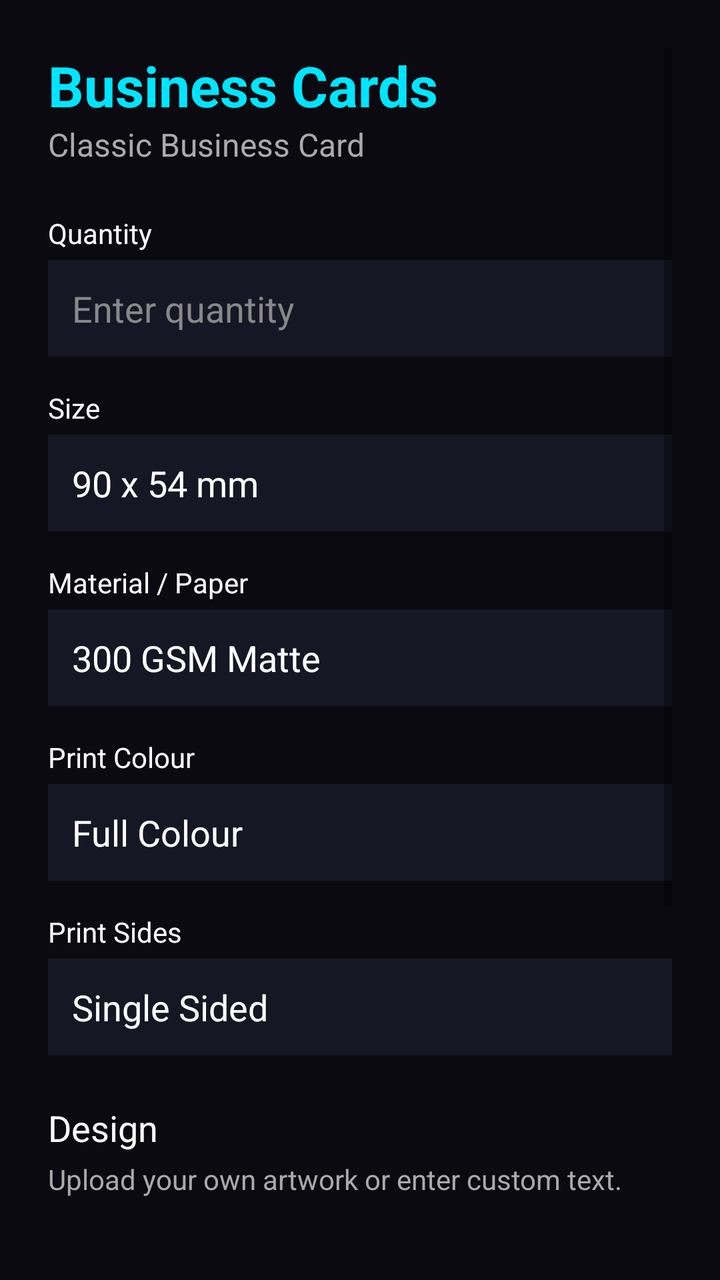
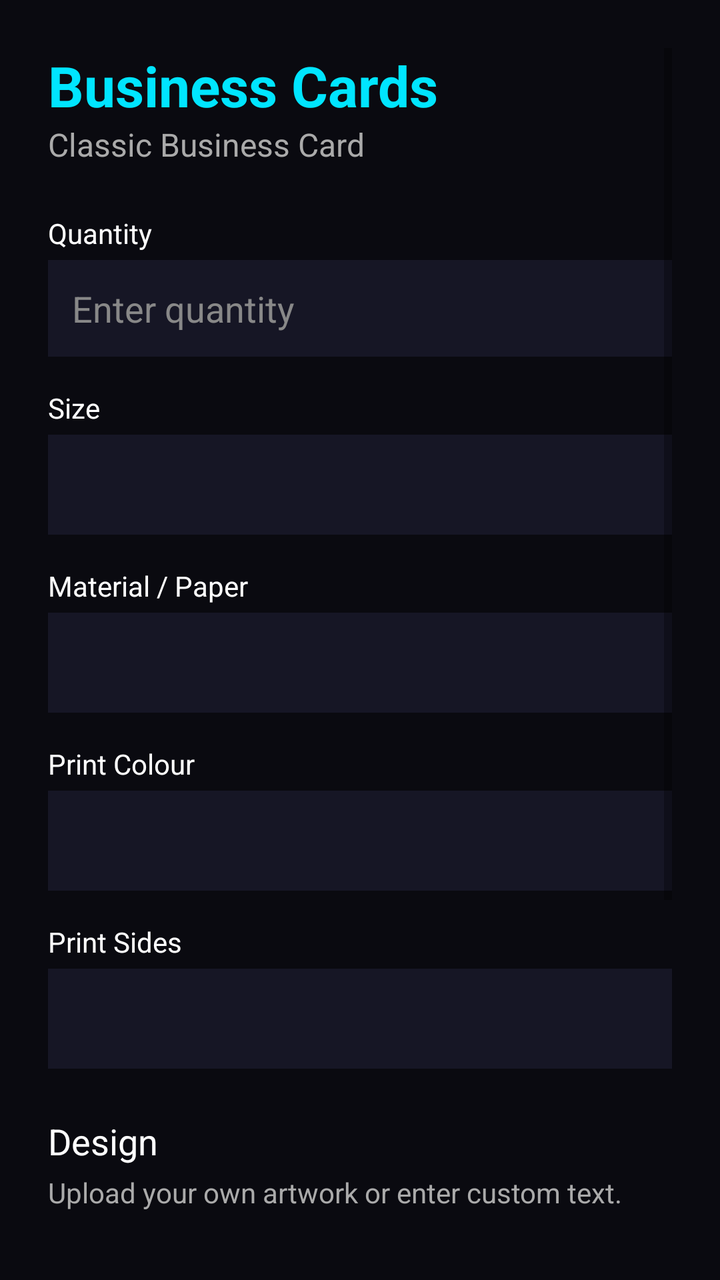

An Android layout rendered at two revisions. The XML below is the earlier revision; the diff shows what the commit changed to produce the second picture.
<!-- AndroidManifest.xml: application theme Theme.PrintXpress -->
<!-- res/layout/activity_order.xml -->
<?xml version="1.0" encoding="utf-8"?>
<RelativeLayout xmlns:android="http://schemas.android.com/apk/res/android"
    android:layout_width="match_parent"
    android:layout_height="match_parent"
    android:background="#0A0A10">

    <ScrollView
        android:layout_width="match_parent"
        android:layout_height="match_parent"
        android:padding="24dp">

        <LinearLayout
            android:layout_width="match_parent"
            android:layout_height="wrap_content"
            android:orientation="vertical">

            <TextView
                android:id="@+id/tvOrderTitle"
                android:layout_width="match_parent"
                android:layout_height="wrap_content"
                android:text="Business Cards"
                android:textSize="28sp"
                android:textStyle="bold"
                android:textColor="#00E5FF"/>
            <TextView
                android:id="@+id/tvOrderSubtitle"
                android:layout_width="match_parent"
                android:layout_height="wrap_content"
                android:text="Classic Business Card"
                android:textSize="16sp"
                android:textColor="#AAAAAA"
                android:layout_marginBottom="24dp"/>

            <TextView android:layout_width="wrap_content" android:layout_height="wrap_content" android:text="Quantity" android:textColor="#FFFFFF" android:layout_marginBottom="4dp"/>
            <EditText android:id="@+id/etQuantity" android:layout_width="match_parent" android:layout_height="wrap_content" android:hint="Enter quantity" android:textColor="#FFF" android:textColorHint="#888" android:inputType="number" android:background="#161625" android:padding="12dp" android:layout_marginBottom="16dp"/>

            <TextView android:layout_width="wrap_content" android:layout_height="wrap_content" android:text="Size" android:textColor="#FFFFFF" android:layout_marginBottom="4dp"/>
            <EditText android:id="@+id/etSize" android:layout_width="match_parent" android:layout_height="wrap_content" android:text="90 x 54 mm" android:textColor="#FFF" android:background="#161625" android:padding="12dp" android:layout_marginBottom="16dp"/>

            <TextView android:layout_width="wrap_content" android:layout_height="wrap_content" android:text="Material / Paper" android:textColor="#FFFFFF" android:layout_marginBottom="4dp"/>
            <EditText android:id="@+id/etMaterial" android:layout_width="match_parent" android:layout_height="wrap_content" android:text="300 GSM Matte" android:textColor="#FFF" android:background="#161625" android:padding="12dp" android:layout_marginBottom="16dp"/>

            <TextView android:layout_width="wrap_content" android:layout_height="wrap_content" android:text="Print Colour" android:textColor="#FFFFFF" android:layout_marginBottom="4dp"/>
            <EditText android:id="@+id/etColour" android:layout_width="match_parent" android:layout_height="wrap_content" android:text="Full Colour" android:textColor="#FFF" android:background="#161625" android:padding="12dp" android:layout_marginBottom="16dp"/>

            <TextView android:layout_width="wrap_content" android:layout_height="wrap_content" android:text="Print Sides" android:textColor="#FFFFFF" android:layout_marginBottom="4dp"/>
            <EditText android:id="@+id/etSides" android:layout_width="match_parent" android:layout_height="wrap_content" android:text="Single Sided" android:textColor="#FFF" android:background="#161625" android:padding="12dp" android:layout_marginBottom="24dp"/>

            <TextView android:layout_width="wrap_content" android:layout_height="wrap_content" android:text="Design" android:textSize="18sp" android:textColor="#FFFFFF" android:layout_marginBottom="4dp"/>
            <TextView android:layout_width="wrap_content" android:layout_height="wrap_content" android:text="Upload your own artwork or enter custom text." android:textColor="#AAAAAA" android:layout_marginBottom="12dp"/>

            <androidx.appcompat.widget.AppCompatButton
                android:id="@+id/btnUpload"
                android:layout_width="match_parent"
                android:layout_height="wrap_content"
                android:text="UPLOAD ARTWORK"
                android:textColor="#FFFFFF"
                android:backgroundTint="#9D00FF"
                android:layout_marginBottom="8dp"/>

            <TextView android:layout_width="match_parent" android:layout_height="wrap_content" android:text="No artwork selected" android:textColor="#888" android:textSize="12sp" android:layout_marginBottom="8dp"/>
            <TextView android:layout_width="match_parent" android:layout_height="wrap_content" android:text="OR" android:textColor="#FFF" android:gravity="center" android:layout_marginBottom="8dp"/>

            <EditText android:id="@+id/etCustomText" android:layout_width="match_parent" android:layout_height="wrap_content" android:hint="Enter text to print" android:textColor="#FFF" android:textColorHint="#888" android:background="#161625" android:padding="12dp" android:layout_marginBottom="32dp"/>

            <androidx.appcompat.widget.AppCompatButton
                android:id="@+id/btnSubmitOrder"
                android:layout_width="match_parent"
                android:layout_height="60dp"
                android:text="CONFIRM PARAMETERS &amp; SUBMIT"
                android:textColor="#000000"
                android:backgroundTint="#00E5FF"
                android:textStyle="bold"
                android:layout_marginBottom="24dp"/>
        </LinearLayout>
    </ScrollView>
</RelativeLayout>
<!-- resources referenced by this layout -->
<resources>
  <style name="Theme.PrintXpress" parent="Base.Theme.PrintXpress" />
  <style name="Base.Theme.PrintXpress" parent="Theme.MaterialComponents.DayNight.NoActionBar">
          
          <item name="colorPrimary">@color/cyber_cyan</item>
          <item name="colorPrimaryVariant">@color/cyber_purple</item>
          <item name="colorOnPrimary">@color/white</item>
          <item name="colorSecondary">@color/cyber_pink</item>
  
          
          <item name="android:windowBackground">@color/cyber_light_bg</item>
          <item name="colorSurface">@color/cyber_card_light</item>
          <item name="android:textColor">@color/black</item>
      </style>
  <color name="cyber_cyan">#00E5FF</color>
  <color name="cyber_purple">#9D00FF</color>
  <color name="white">#FFFFFFFF</color>
  <color name="cyber_pink">#FF003C</color>
  <color name="cyber_light_bg">#F4F4FA</color>
  <color name="cyber_card_light">#FFFFFF</color>
  <color name="black">#FF000000</color>
</resources>

<!-- the commit's change to res/layout/activity_order.xml (unified diff, before → after) -->
@@ -35,16 +35,16 @@
             <EditText android:id="@+id/etQuantity" android:layout_width="match_parent" android:layout_height="wrap_content" android:hint="Enter quantity" android:textColor="#FFF" android:textColorHint="#888" android:inputType="number" android:background="#161625" android:padding="12dp" android:layout_marginBottom="16dp"/>
 
             <TextView android:layout_width="wrap_content" android:layout_height="wrap_content" android:text="Size" android:textColor="#FFFFFF" android:layout_marginBottom="4dp"/>
-            <EditText android:id="@+id/etSize" android:layout_width="match_parent" android:layout_height="wrap_content" android:text="90 x 54 mm" android:textColor="#FFF" android:background="#161625" android:padding="12dp" android:layout_marginBottom="16dp"/>
+            <Spinner android:id="@+id/spinnerSize" android:layout_width="match_parent" android:layout_height="50dp" android:background="#161625" android:layout_marginBottom="16dp" android:theme="@style/Theme.AppCompat.DayNight.DarkActionBar"/>
 
             <TextView android:layout_width="wrap_content" android:layout_height="wrap_content" android:text="Material / Paper" android:textColor="#FFFFFF" android:layout_marginBottom="4dp"/>
-            <EditText android:id="@+id/etMaterial" android:layout_width="match_parent" android:layout_height="wrap_content" android:text="300 GSM Matte" android:textColor="#FFF" android:background="#161625" android:padding="12dp" android:layout_marginBottom="16dp"/>
+            <Spinner android:id="@+id/spinnerMaterial" android:layout_width="match_parent" android:layout_height="50dp" android:background="#161625" android:layout_marginBottom="16dp" android:theme="@style/Theme.AppCompat.DayNight.DarkActionBar"/>
 
             <TextView android:layout_width="wrap_content" android:layout_height="wrap_content" android:text="Print Colour" android:textColor="#FFFFFF" android:layout_marginBottom="4dp"/>
-            <EditText android:id="@+id/etColour" android:layout_width="match_parent" android:layout_height="wrap_content" android:text="Full Colour" android:textColor="#FFF" android:background="#161625" android:padding="12dp" android:layout_marginBottom="16dp"/>
+            <Spinner android:id="@+id/spinnerColour" android:layout_width="match_parent" android:layout_height="50dp" android:background="#161625" android:layout_marginBottom="16dp" android:theme="@style/Theme.AppCompat.DayNight.DarkActionBar"/>
 
             <TextView android:layout_width="wrap_content" android:layout_height="wrap_content" android:text="Print Sides" android:textColor="#FFFFFF" android:layout_marginBottom="4dp"/>
-            <EditText android:id="@+id/etSides" android:layout_width="match_parent" android:layout_height="wrap_content" android:text="Single Sided" android:textColor="#FFF" android:background="#161625" android:padding="12dp" android:layout_marginBottom="24dp"/>
+            <Spinner android:id="@+id/spinnerSides" android:layout_width="match_parent" android:layout_height="50dp" android:background="#161625" android:layout_marginBottom="24dp" android:theme="@style/Theme.AppCompat.DayNight.DarkActionBar"/>
 
             <TextView android:layout_width="wrap_content" android:layout_height="wrap_content" android:text="Design" android:textSize="18sp" android:textColor="#FFFFFF" android:layout_marginBottom="4dp"/>
             <TextView android:layout_width="wrap_content" android:layout_height="wrap_content" android:text="Upload your own artwork or enter custom text." android:textColor="#AAAAAA" android:layout_marginBottom="12dp"/>
